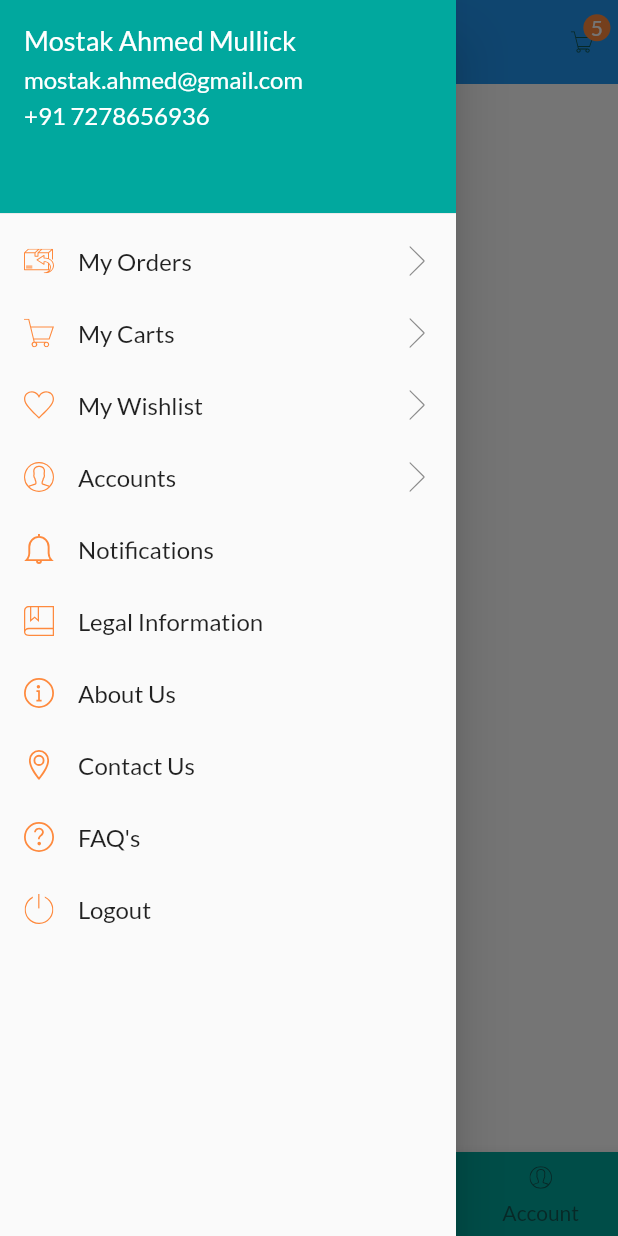
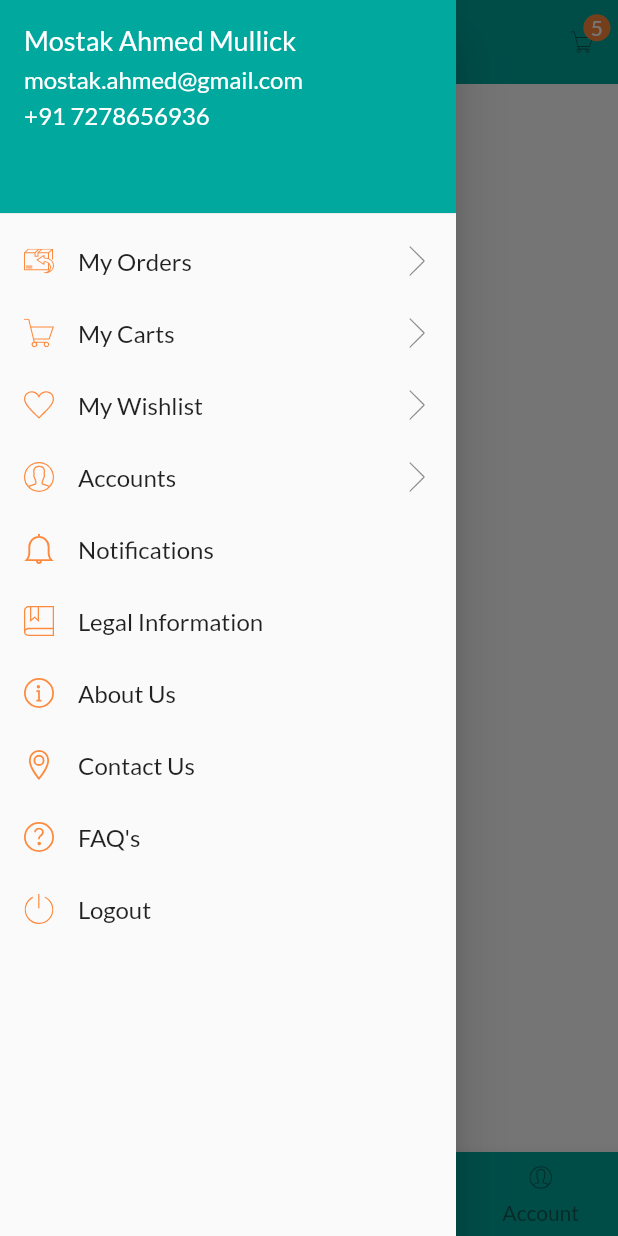
Before and after one commit to mostakahmedmullick/ecom_app, a Flutter app: the screen it shows after launch, item 2 of the bottom bar chosen, with the side drawer open, on a phone screen of 412 x 824 dp. Run offline on Flutter 3.47's test engine with Material 2 defaults, Android fonts, the phone set to English and light mode, and no system bars; drawn by our look-alikes of badges; our stand-ins replace carousel_slider, flutter_rating_bar, flutter_svg, google_fonts; network calls fail.

Commit message:
appbar color fixed

```diff
--- a/lib/screens/common_widgets/my_appbar_widget.dart
+++ b/lib/screens/common_widgets/my_appbar_widget.dart
@@ -15,6 +15,7 @@ class MyAppBarWidget {
       ),
       elevation: 0.0,
       bottomOpacity: 0.0,
+      backgroundColor: AppColorConstants.primaryColor,
       actions: <Widget>[
         Badge(
           position: BadgePosition.topEnd(top: 5, end: 5),
--- a/lib/screens/products/product_category_wise.dart
+++ b/lib/screens/products/product_category_wise.dart
@@ -28,6 +28,7 @@ class _ProductCategoryWiseState extends State<ProductCategoryWise> {
     return Scaffold(
       backgroundColor: Color(0xFFFFFFFF),
       appBar: AppBar(
+        backgroundColor: AppColorConstants.primaryColor,
         leading: IconButton(
           icon: SvgPicture.asset(
             'assets/svg-icons/left-arrow.svg',
--- a/lib/screens/products/product_details.dart
+++ b/lib/screens/products/product_details.dart
@@ -22,6 +22,7 @@ class _ProductDetailsState extends State<ProductDetails> {
     return Scaffold(
       backgroundColor: Colors.grey[200],
       appBar: AppBar(
+        backgroundColor: AppColorConstants.primaryColor,
         leading: IconButton(
           icon: SvgPicture.asset(
             'assets/svg-icons/left-arrow.svg',
--- a/pubspec.yaml
+++ b/pubspec.yaml
@@ -29,7 +29,7 @@ dependencies:
   carousel_slider: ^4.0.0
   flutter_rating_bar: ^4.0.0
   sliding_up_panel: ^2.0.0+1
-  flutter_spinbox: ^0.5.2
+  flutter_spinbox: ^0.6.0
 
   # The following adds the Cupertino Icons font to your application.
   # Use with the CupertinoIcons class for iOS style icons.
```
Also changed, not shown: lib/screens/cart/my_cart.dart (+6 -2 lines), pubspec.lock.
